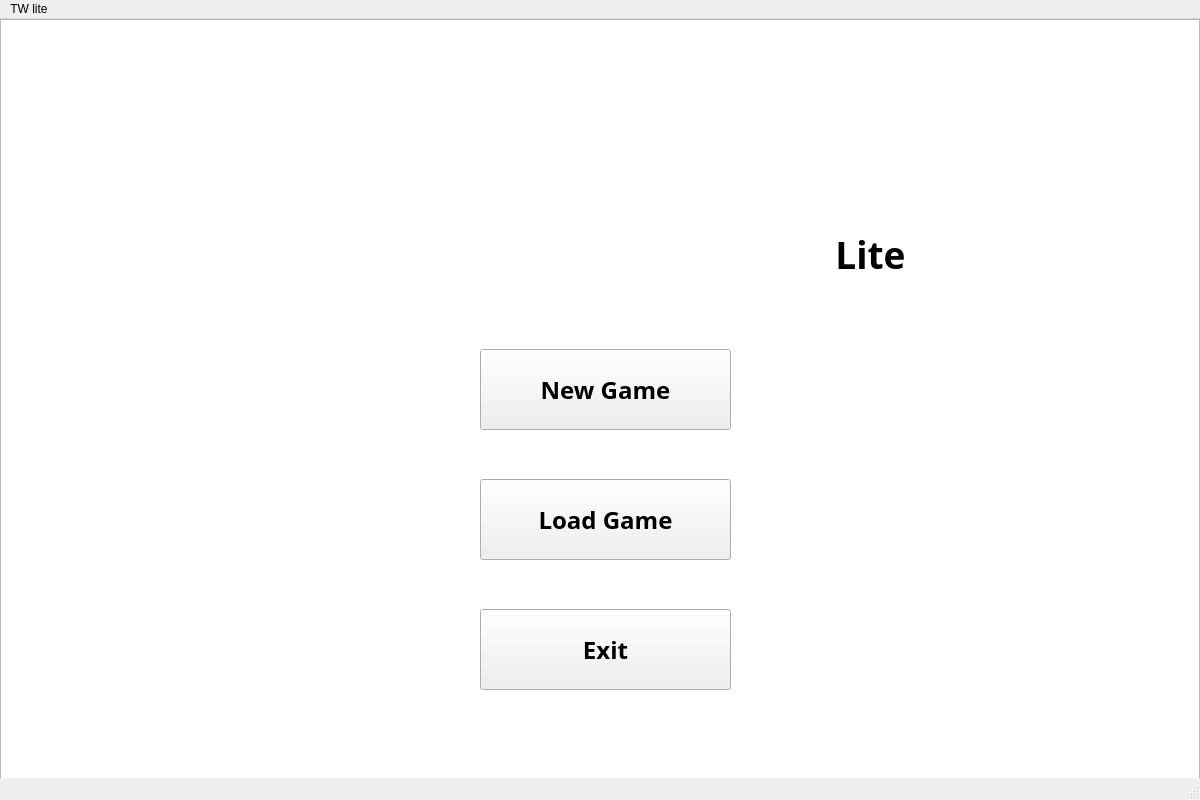
RickySkywalker/GP, file Group Assignment/menuwindow.ui: the form before one commit.
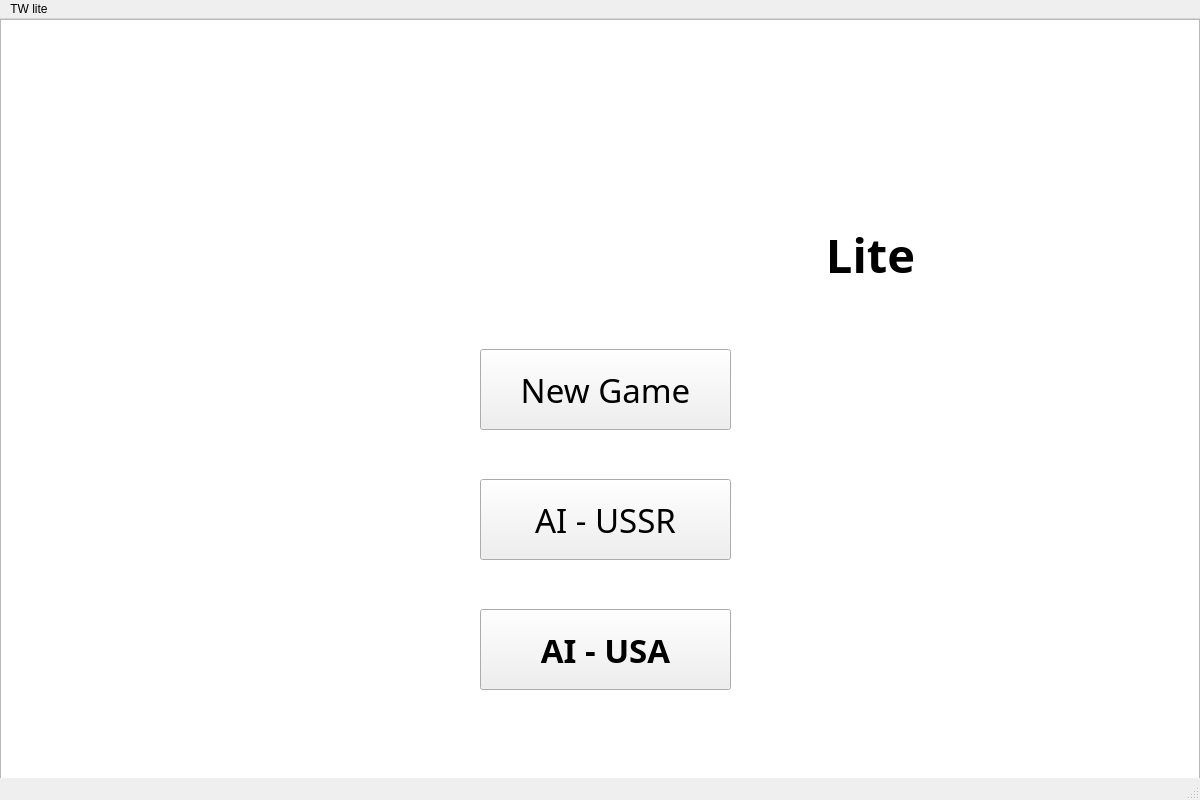
The form after the commit. Icons and pictures are not drawn.

```diff
--- a/Group Assignment/menuwindow.ui
+++ b/Group Assignment/menuwindow.ui
@@ -41,10 +41,10 @@
     </property>
     <property name="font">
      <font>
-      <family>Agency FB</family>
-      <pointsize>18</pointsize>
-      <weight>75</weight>
-      <bold>true</bold>
+      <family>Dubai Medium</family>
+      <pointsize>25</pointsize>
+      <weight>50</weight>
+      <bold>false</bold>
      </font>
     </property>
     <property name="text">
@@ -62,14 +62,14 @@
     </property>
     <property name="font">
      <font>
-      <family>Agency FB</family>
-      <pointsize>18</pointsize>
-      <weight>75</weight>
-      <bold>true</bold>
+      <family>Dubai Medium</family>
+      <pointsize>25</pointsize>
+      <weight>50</weight>
+      <bold>false</bold>
      </font>
     </property>
     <property name="text">
-     <string>Load Game</string>
+     <string>AI - USSR</string>
     </property>
    </widget>
    <widget class="QPushButton" name="Exit">
@@ -83,14 +83,14 @@
     </property>
     <property name="font">
      <font>
-      <family>Agency FB</family>
-      <pointsize>18</pointsize>
+      <family>Dubai Medium</family>
+      <pointsize>25</pointsize>
       <weight>75</weight>
       <bold>true</bold>
      </font>
     </property>
     <property name="text">
-     <string>Exit</string>
+     <string>AI - USA</string>
     </property>
    </widget>
    <widget class="QLabel" name="Heading_Lite">
@@ -105,7 +105,7 @@
     <property name="font">
      <font>
       <family>Agency FB</family>
-      <pointsize>28</pointsize>
+      <pointsize>35</pointsize>
       <weight>75</weight>
       <bold>true</bold>
      </font>
```
Left out of the diff: 2 changed lines with no effect on the pictures.
